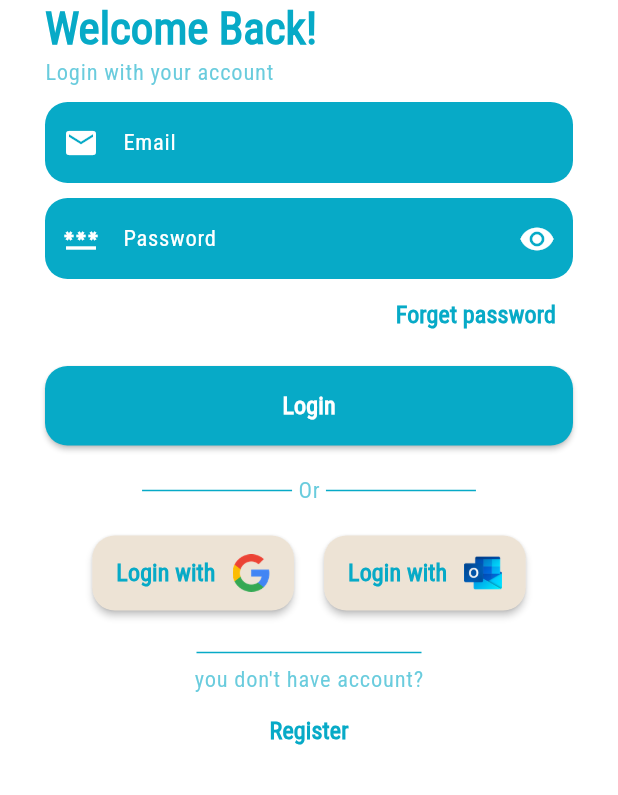
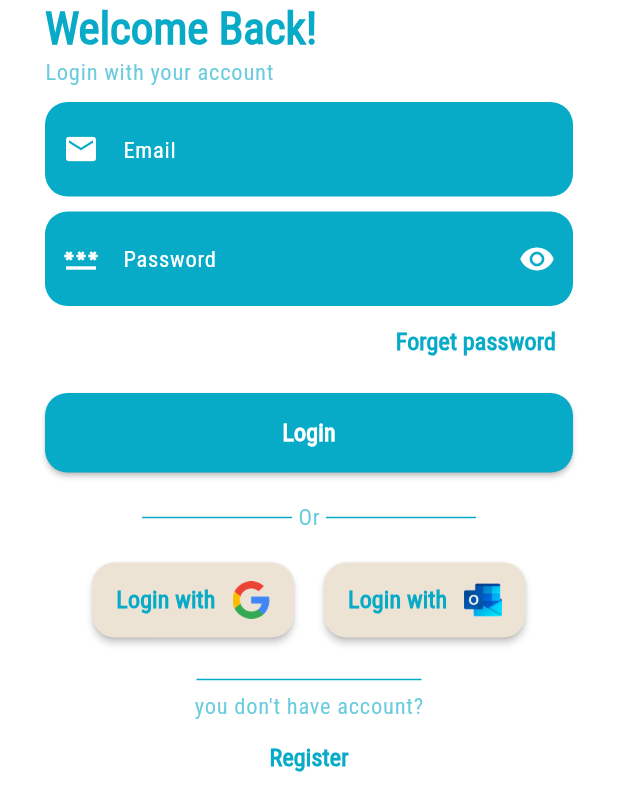
Before and after one commit to EyadWaleid/SkinAlayz, a Flutter app: the screen it shows after launch, after a tap on "User", on a phone screen of 412 x 824 dp, the part 441-1236 px from its top. Run offline on Flutter 3.47's test engine with Material 3 defaults, Android fonts, the phone set to English and light mode, and no system bars; our stand-ins replace animated_splash_screen, bloc, cloud_firestore, firebase_auth, firebase_core, flutter_bloc; accounts and stored records are empty.

Commit message:
final editions on the auth screens
Signed-off-by: eyadwaleed11 <105245754+eyadwaleed11@users.noreply.github.com>

```diff
--- a/lib/common/widgets/TextField.dart
+++ b/lib/common/widgets/TextField.dart
@@ -20,15 +20,28 @@ class FormBox extends StatelessWidget {
       controller:controller ,
       maxLines: 1,
       obscureText: isObscured??false,
+
+      style:Theme.of(context).textTheme.titleSmall!.copyWith(color:AppColour.primaryBlack,fontSize:16),
       decoration:  InputDecoration(
-        contentPadding: const EdgeInsets.symmetric(vertical:15),
+        contentPadding: const EdgeInsets.symmetric(vertical: 20, horizontal: 16),
+        //the style of label in the floating or in the form
+        labelText:labeled,
+        labelStyle: Theme.of(context).textTheme.labelMedium?.copyWith(color: Colors.white),
+        floatingLabelAlignment: FloatingLabelAlignment.start,
+        floatingLabelStyle:  TextStyle(color:AppColour.primaryBlack,fontSize: 20),
+        //the colour of the formBox
         fillColor: AppColour.primaryColor,
         filled: isFilled??false,
-        label:Text(labeled,style: Theme.of(context).textTheme.labelMedium?.copyWith(color: Colors.white)),
+        //the status of the form box in the enable focus and error
+        focusedBorder:UnderlineInputBorder(borderSide: BorderSide.none,borderRadius: BorderRadius.circular(15)),
+        enabledBorder: const OutlineInputBorder(borderRadius:BorderRadius.all(Radius.circular(15)),borderSide:BorderSide.none),
+        errorBorder: const OutlineInputBorder(borderRadius:BorderRadius.all(Radius.circular(15)),borderSide: BorderSide(color: Colors.red) ),
+        //the icons of the form box
+        prefixIcon:  Icon(icon,color: Colors.white,),
         suffixIcon:IconButton(color:Colors.white, onPressed:onPressed, icon:suffixIcon ??Icon(null) ),
-        enabledBorder: const OutlineInputBorder(borderRadius:BorderRadius.all(Radius.circular(15)),borderSide:BorderSide.none),
-        prefixIcon:  Icon(icon,color: Colors.white,),
       ),
+      cursorColor: Colors.white,
+
       validator: validator??(value){
 
       },
--- a/lib/presentation/authScreen/loginAsUser/loginform.dart
+++ b/lib/presentation/authScreen/login/loginform.dart
@@ -52,11 +52,11 @@ class LoginForm extends StatelessWidget {
                   controller:passwordController,
                   validator: (value){
                     if(value!.isEmpty){
-                      return 'Please enter your email ';
+                      return 'Please enter your password ';
                     }
                     if(value.isNotEmpty){
                       if (value.length<6){
-                        return 'least number of characters for password is 4 ';
+                        return 'least number of characters for password is 6 ';
                       }}
                   },);
               },
--- a/lib/presentation/authScreen/loginAsUser/UserLogin.dart
+++ /dev/null
@@ -1,62 +0,0 @@
-import 'package:flutter/material.dart';
-import 'package:flutter_bloc/flutter_bloc.dart';
-import 'package:skinalayz/Business_logic/login/login_form_cubit.dart';
-import 'package:skinalayz/common/widgets/TTextButton.dart';
-import 'package:skinalayz/common/widgets/TextField.dart';
-import 'package:skinalayz/common/widgets/appButton.dart';
-import 'package:skinalayz/presentation/authScreen/loginAsUser/pageFooter.dart';
-import 'package:skinalayz/utli/constant/colours.dart';
-import 'package:skinalayz/utli/constant/images.dart';
-
-import '../../../common/widgets/smallButton.dart';
-import '../OrWidget.dart';
-import 'loginform.dart';
-
-class UserLogin extends StatelessWidget {
-  const UserLogin ({super.key});
-
-  @override
-  Widget build(BuildContext context) {
-    return Scaffold(
-      body: SingleChildScrollView(
-        child: SizedBox(
-          width: double.infinity,
-          child: Padding(
-            padding: const EdgeInsets.symmetric(horizontal: 30,vertical: 50),
-            child: Column(
-              crossAxisAlignment: CrossAxisAlignment.start,
-              children: [
-                // The start of the page icon and 2 text
-                Center(child: Image.asset(AppImage.logo)),
-                 Text('Welcome Back!',style: Theme.of(context).textTheme.titleLarge,),
-                 Text('Login with your account',style: Theme.of(context).textTheme.labelMedium,),
-                const SizedBox(height:10,),
-               //the form Widgets
-               LoginForm(),
-                const SizedBox(height: 20,),
-                //the divider and or
-                const OrWidget(),
-                const SizedBox(height: 20,),
-                //the buttons of google and outlook
-                Row(
-                  mainAxisAlignment: MainAxisAlignment.center,
-                  children: [
-                     SmallButton(text: 'Login with', image: 'assets/images/google (1).png',),
-                    const SizedBox(width: 20,),
-                    SmallButton(text: 'Login with', image: 'assets/images/outlook.png',),
-
-
-                  ],
-                ),
-                const SizedBox(height: 20,),
-                //the divider and register button
-                PageFooter()
-
-              ],
-            ),
-          ),
-        ),
-      ),
-    );
-  }
-}
--- a/lib/presentation/authScreen/registerAsUser/registerBody.dart
+++ b/lib/presentation/authScreen/registerAsUser/registerform.dart
@@ -89,7 +89,7 @@ class RegisterForm extends StatelessWidget {
                   }
                   if(value.isNotEmpty){
                     if (value.length<6){
-                      return 'least number of characters for password is 4 ';
+                      return 'least number of characters for password is 6 ';
                     }}
                 },);
             },
--- a/lib/route.dart
+++ b/lib/route.dart
@@ -7,8 +7,8 @@ import 'package:skinalayz/Business_logic/forgetPassword/forget_password_cubit.da
 import 'package:skinalayz/Business_logic/register/register_cubit.dart';
 import 'package:skinalayz/presentation/HomeScreen/HomeScreen.dart';
 import 'package:skinalayz/presentation/authScreen/choosescreen/chooseScreen.dart';
-import 'package:skinalayz/presentation/authScreen/loginAsUser/UserLogin.dart';
-import 'package:skinalayz/presentation/authScreen/loginAsUser/ForgetPasseword/forgetpasswordScreen.dart';
+import 'package:skinalayz/presentation/authScreen/login/ForgetPasseword/forgetpasswordScreen.dart';
+import 'package:skinalayz/presentation/authScreen/login/loginscreen.dart';
 import 'package:skinalayz/presentation/authScreen/registerAsUser/registerAsUser.dart';
 import 'package:skinalayz/presentation/authScreen/registerAsUser/userdata/userdata.dart';
 import 'package:skinalayz/presentation/splashscreen/splashScreen.dart';
@@ -23,6 +23,7 @@ class AppRoute {
                 width: double.infinity,
                 //this widget to check if the user has been logged to the application so if he logged before make him enter to homeScreen dirctly
                 child: AnimatedSplashScreen(
+                  animationDuration: const Duration(seconds: 1),
                   splash: SizedBox(height: double.infinity,child: Center(child: SplashScreen())),
                   nextScreen: StreamBuilder<User?>(
                     stream: FirebaseAuth.instance.authStateChanges(),
@@ -32,7 +33,7 @@ class AppRoute {
                           body: Center(child: CircularProgressIndicator()),
                         );
                       } else if (!snapshot.hasData) {
-                        return  ChooseScreen();
+                        return  const ChooseScreen();
                       } else {
                         return const HomeScreen();
                       }
@@ -40,7 +41,6 @@ class AppRoute {
                   ),
                   backgroundColor: Colors.white,
                   splashIconSize: 500,
-                  duration:3000,
                 )));
 
       case ('/userlogin'):
--- a/lib/utli/constant/colours.dart
+++ b/lib/utli/constant/colours.dart
@@ -6,7 +6,7 @@ class AppColour{
  static Color backgroundColor=const Color(0xFFEDE3D5);
  static Color greyColor=const Color(0xffC1C1C1);
  static Color scaffoldColour=  Colors.white;
- static Color tryingColour=Color(0xff398795).withOpacity(0.5);
- static Color backgroundCircleColour=Color(0xff022A31).withOpacity(0.5);
+ static Color tryingColour=const Color(0xff398795).withOpacity(0.5);
+ static Color primaryBlack=const Color(0xff022A31);
 
 }
```
Also changed, not shown: lib/presentation/authScreen/login/ForgetPasseword/forgetpasswordScreen.dart (renamed from lib/presentation/authScreen/loginAsUser/ForgetPasseword/forgetpasswordScreen.dart, +12 -2 lines), lib/presentation/authScreen/login/loginscreen.dart (renamed from lib/presentation/authScreen/registerAsUser/registerAsUser.dart, +19 -34 lines), lib/presentation/authScreen/login/pageFooter.dart (renamed from lib/presentation/authScreen/loginAsUser/pageFooter.dart).
